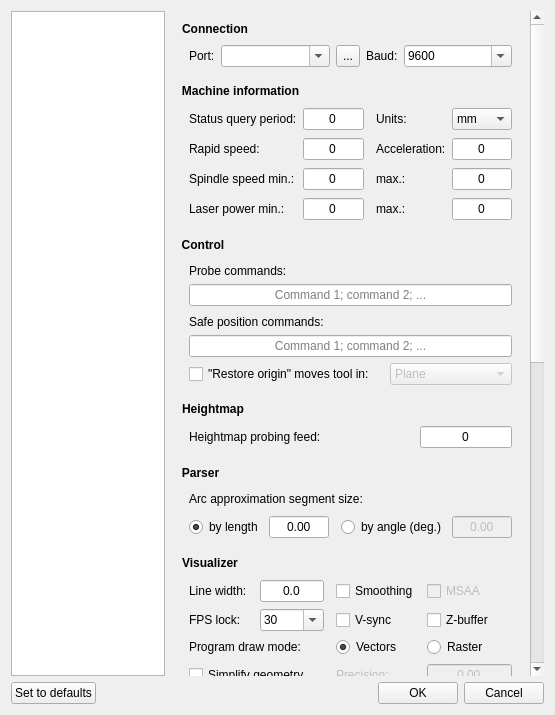
Qt form src/frmsettings.ui (Denvi/Candle) before a commit.
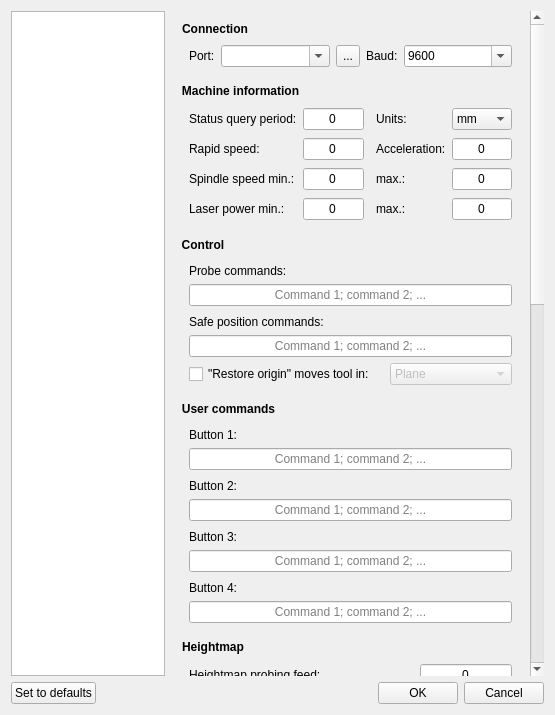
The same form after that commit. Icons and pictures are not drawn. Custom widgets are drawn as their Qt base class.

Commit message: "User commands"-panel added

```diff
--- a/src/frmsettings.ui
+++ b/src/frmsettings.ui
@@ -71,9 +71,9 @@
         <property name="geometry">
          <rect>
           <x>0</x>
-          <y>0</y>
-          <width>414</width>
-          <height>1372</height>
+          <y>-884</y>
+          <width>402</width>
+          <height>1657</height>
          </rect>
         </property>
         <layout class="QVBoxLayout" name="verticalLayout_4">
@@ -511,6 +511,107 @@
            </layout>
           </widget>
          </item>
+         <item>
+          <widget class="GroupBox" name="groupBox_5">
+           <property name="title">
+            <string>User commands</string>
+           </property>
+           <layout class="QVBoxLayout" name="verticalLayout_12">
+            <item>
+             <widget class="QLabel" name="label_34">
+              <property name="styleSheet">
+               <string notr="true">padding-top: 3;</string>
+              </property>
+              <property name="text">
+               <string>Button 1:</string>
+              </property>
+              <property name="indent">
+               <number>0</number>
+              </property>
+             </widget>
+            </item>
+            <item>
+             <widget class="QLineEdit" name="txtUserCommand0">
+              <property name="alignment">
+               <set>Qt::AlignCenter</set>
+              </property>
+              <property name="placeholderText">
+               <string>Command 1; command 2; ...</string>
+              </property>
+             </widget>
+            </item>
+            <item>
+             <widget class="QLabel" name="label_36">
+              <property name="styleSheet">
+               <string notr="true">padding-top: 3;</string>
+              </property>
+              <property name="text">
+               <string>Button 2:</string>
+              </property>
+              <property name="indent">
+               <number>0</number>
+              </property>
+             </widget>
+            </item>
+            <item>
+             <widget class="QLineEdit" name="txtUserCommand1">
+              <property name="alignment">
+               <set>Qt::AlignCenter</set>
+              </property>
+              <property name="placeholderText">
+               <string>Command 1; command 2; ...</string>
+              </property>
+             </widget>
+            </item>
+            <item>
+             <widget class="QLabel" name="label_37">
+              <property name="styleSheet">
+               <string notr="true">padding-top: 3;</string>
+              </property>
+              <property name="text">
+               <string>Button 3:</string>
+              </property>
+              <property name="indent">
+               <number>0</number>
+              </property>
+             </widget>
+            </item>
+            <item>
+             <widget class="QLineEdit" name="txtUserCommand2">
+              <property name="alignment">
+               <set>Qt::AlignCenter</set>
+              </property>
+              <property name="placeholderText">
+               <string>Command 1; command 2; ...</string>
+              </property>
+             </widget>
+            </item>
+            <item>
+             <widget class="QLabel" name="label_39">
+              <property name="styleSheet">
+               <string notr="true">padding-top: 3;</string>
+              </property>
+              <property name="text">
+               <string>Button 4:</string>
+              </property>
+              <property name="indent">
+               <number>0</number>
+              </property>
+             </widget>
+            </item>
+            <item>
+             <widget class="QLineEdit" name="txtUserCommand3">
+              <property name="alignment">
+               <set>Qt::AlignCenter</set>
+              </property>
+              <property name="placeholderText">
+               <string>Command 1; command 2; ...</string>
+              </property>
+             </widget>
+            </item>
+           </layout>
+          </widget>
+         </item>
          <item>
           <widget class="GroupBox" name="groupBox_4">
            <property name="title">
@@ -1071,33 +1172,40 @@
            </property>
            <layout class="QGridLayout" name="gridLayout_3">
             <item row="0" column="0">
+             <widget class="QCheckBox" name="chkPanelUserCommands">
+              <property name="text">
+               <string>User commands</string>
+              </property>
+             </widget>
+            </item>
+            <item row="0" column="1">
              <widget class="QCheckBox" name="chkPanelHeightmap">
               <property name="text">
                <string>Heightmap</string>
               </property>
              </widget>
             </item>
-            <item row="0" column="1">
-             <widget class="QCheckBox" name="chkPanelFeed">
-              <property name="text">
-               <string>Feed</string>
-              </property>
-             </widget>
-            </item>
-            <item row="1" column="0">
-             <widget class="QCheckBox" name="chkPanelSpindle">
-              <property name="text">
-               <string>Spindle</string>
-              </property>
-             </widget>
-            </item>
-            <item row="1" column="1">
+            <item row="3" column="0">
              <widget class="QCheckBox" name="chkPanelJog">
               <property name="text">
                <string>Jog</string>
               </property>
              </widget>
             </item>
+            <item row="1" column="0">
+             <widget class="QCheckBox" name="chkPanelSpindle">
+              <property name="text">
+               <string>Spindle</string>
+              </property>
+             </widget>
+            </item>
+            <item row="1" column="1">
+             <widget class="QCheckBox" name="chkPanelFeed">
+              <property name="text">
+               <string>Feed</string>
+              </property>
+             </widget>
+            </item>
            </layout>
           </widget>
          </item>
```
Left out of the diff: 4 changed lines with no effect on the pictures. The commit also changes 13 other files.
